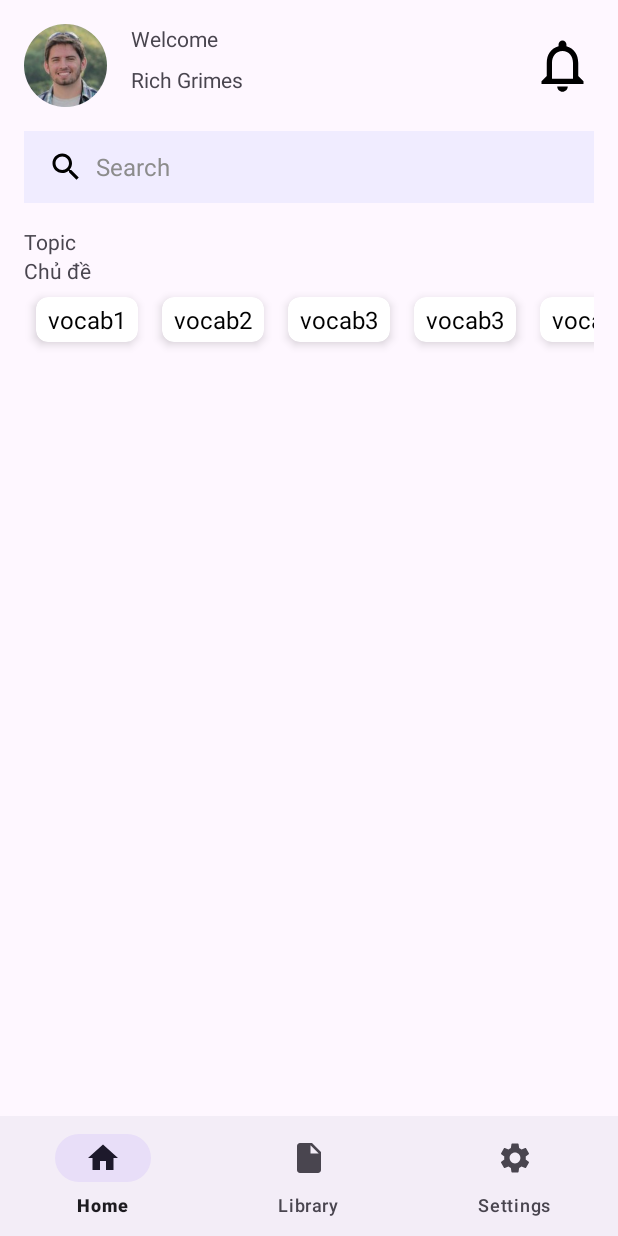
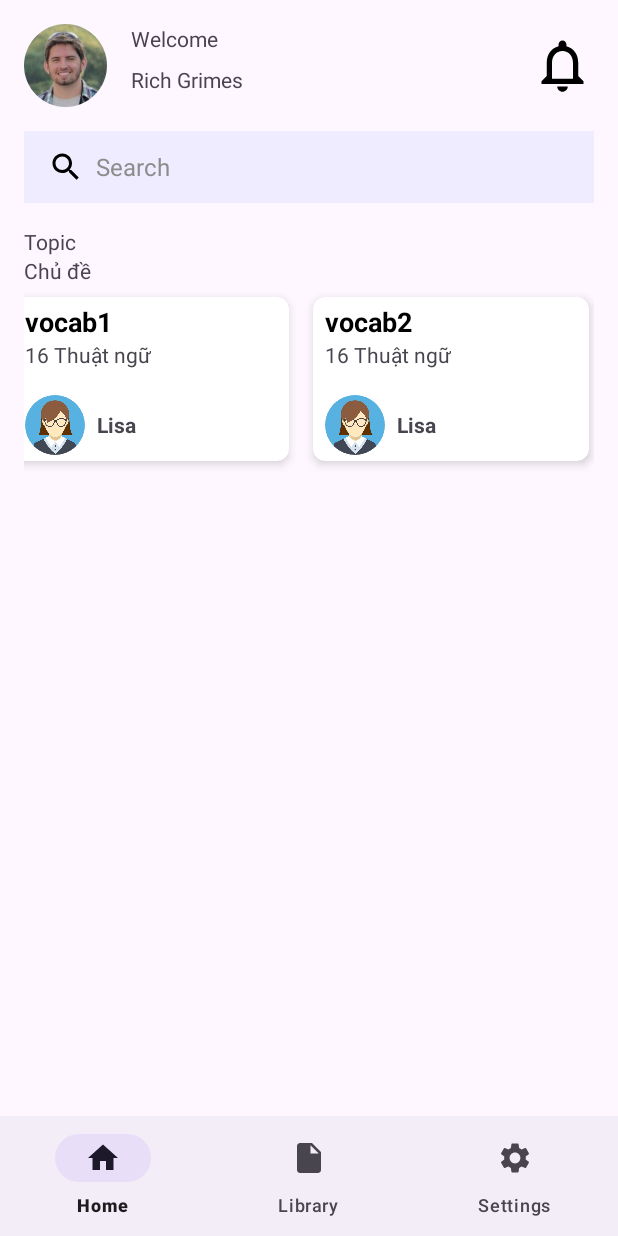
Before and after one commit to nqhop/foreign-language-learning-firebase-firestore-android, an Android app: the screen it shows after launch (MainActivity), on a phone screen of 412 x 824 dp. Run offline under Robolectric (Android 15) with nearby library versions, the phone set to English and light mode, and no system bars; our stand-ins replace CircleImageView, Firebase (no records; nobody signed in at launch, a user with empty details on screens opened directly), data binding.

Commit message:
get vocab from topic

```diff
--- a/app/build.gradle.kts
+++ b/app/build.gradle.kts
@@ -57,6 +57,7 @@
     implementation("com.google.firebase:firebase-analytics")
     implementation("com.google.firebase:firebase-database:19.2.0")
     implementation("com.google.firebase:firebase-firestore-ktx:21.6.0")
+    implementation("de.hdodenhof:circleimageview:3.1.0")
 
 
 }
--- a/app/src/main/java/com/example/quizapp/adapters/Vocab_RecyclerViewAdapter.java
+++ b/app/src/main/java/com/example/quizapp/adapters/Vocab_RecyclerViewAdapter.java
@@ -28,7 +28,7 @@
     @Override
     public Vocab_RecyclerViewAdapter.MyviewHolder onCreateViewHolder(@NonNull ViewGroup parent, int viewType) {
         LayoutInflater inflater = LayoutInflater.from(context);
-        View view = inflater.inflate(R.layout.card_view, parent, false);
+        View view = inflater.inflate(R.layout.table_view, parent, false);
         return new Vocab_RecyclerViewAdapter.MyviewHolder(view);
     }
 
@@ -44,11 +44,12 @@
     }
 
     public static class MyviewHolder extends RecyclerView.ViewHolder{
-        TextView textView;
+        TextView textView, cound;
 
         public MyviewHolder(@NonNull View itemView) {
             super(itemView);
             textView = itemView.findViewById(R.id.textView10);
+            cound = itemView.findViewById(R.id.textView13);
             itemView.setOnClickListener(v -> {
             });
         }
--- a/app/src/main/java/com/example/quizapp/fragments/HomeFragment.java
+++ b/app/src/main/java/com/example/quizapp/fragments/HomeFragment.java
@@ -37,6 +37,7 @@
 import java.util.Enumeration;
 import java.util.Hashtable;
 import java.util.List;
+import java.util.concurrent.CountDownLatch;
 
 /**
  * A simple {@link Fragment} subclass.
@@ -76,6 +77,8 @@
         return fragment;
     }
 
+    private FirebaseFirestore firestore;
+    private FirebaseFirestore db = FirebaseFirestore.getInstance();
     private
     ArrayList<Topic> topicModels = new ArrayList<>();
     ArrayList<Vocab> vocabModels = new ArrayList<>();
@@ -108,10 +111,7 @@
     @Override
     public void onViewCreated(@NonNull View view, @Nullable Bundle savedInstanceState) {
         super.onViewCreated(view, savedInstanceState);
-        if (isFragmentCreated)
-            return;
-        else {
-            isFragmentCreated = true;
+        firestore = FirebaseUtils.getFirestoreInstance();
         Log.d("Fragment", "onViewCreated");
         homeTopicRecycleView = view.findViewById(R.id.homeTopicRecycleView);
         homeVocabRecycleView = view.findViewById(R.id.homeVocabRecycleView);
@@ -125,25 +125,22 @@
         // vocab
         setUpHomeVocabModels();
 
-            fetchTopicFromFirestore();
+//        fetchTopicFromFirestore();
         fetchTopicFromFirestore2();
-            //        fetchVocabFromFirestore();
-        }
+
     }
 
     private void fetchTopicFromFirestore2(){
-        TopicRepository.getDocuments(getContext(), "forder", new TopicRepository.FirestoreCallback<List<Topic>>() {
+        TopicRepository.getTopics(getContext(), "forder", new TopicRepository.FirestoreCallback<List<Topic>>() {
             @Override
             public void onSuccess(List<Topic> result) {
                 Log.d("AsyncTask", "onSuccessL " + result.size());
-                // Handle the retrieved document snapshots
-                // You can further process the data or pass it to another component
+                setUpHomeTopicModels(result);
             }
 
             @Override
             public void onFailure(String errorMessage) {
                 Log.d("AsyncTask", errorMessage);
-                // Handle the failure case
             }
         });
     }
@@ -162,7 +159,7 @@
                             Log.d("fetchTopicFromFirestore", "id " + document.getId());
                             topics.put(document.getReference().getPath(), (String) document.getData().get(keyForder));
                         }
-                        setUpHomeTopicModels(topics);
+//                        setUpHomeTopicModels(topics);
                     }
                 }
             }
@@ -182,25 +179,37 @@
         }
     }
 
-    private void setUpHomeTopicModels(Dictionary<String, String> dictionary){
-        Enumeration<String> keys = dictionary.keys();
-        while (keys.hasMoreElements()) {
-            String key = keys.nextElement();
-            topicModels.add(new Topic(key, dictionary.get(key)));
-        }
+//    private void setUpHomeTopicModels(Dictionary<String, String> dictionary){
+    private void setUpHomeTopicModels(List<Topic> topicsopics){
 
+        topicsopics.forEach(topic -> topicModels.add(topic));
         Topic_RecyclerViewAdapter adapter = new Topic_RecyclerViewAdapter(getContext(), topicModels, this);
         homeTopicRecycleView.setAdapter(adapter);
     }
 
     @Override
     public void onItemClick(int posotion) {
+        String path = topicModels.get(posotion).getId();
         Log.d("getListVocab", "from home frament " + topicModels.get(posotion).getId());
-        setVocabList(topicModels.get(posotion).getId());
-//        topicRepository.getVocabsByTopicName(topicModels.get(posotion).getId());
+
+        vocabModels.clear();
+        firestore.collection(path + "/topic").get().addOnCompleteListener(new OnCompleteListener<QuerySnapshot>() {
+            @Override
+            public void onComplete(@NonNull Task<QuerySnapshot> task) {
+                if (task.isSuccessful()) {
+                    for (QueryDocumentSnapshot document : task.getResult()) {
+                        String vocabPath = document.getReference().getPath() + "vocab";
+                        String vocabName = document.getData().toString();
+                        Log.d("getListVocab", vocabPath);
+                        Log.d("getListVocab", vocabName);
+
+                        vocabModels.add(new Vocab((String) document.getData().get("name"), document.getReference().getPath()));
                     }
-    public void setVocabList(String path){
-        List<Vocab> vocabs = topicRepository.getListVocab(path);
-        Log.d("getListVocab", "vocabs " + vocabs.size());
+                    Vocab_RecyclerViewAdapter vocabAdapter = new Vocab_RecyclerViewAdapter(getContext(), vocabModels);
+                    homeVocabRecycleView.setAdapter(vocabAdapter);
+
                 }
             }
+        });
+    }
+}
--- a/app/src/main/java/com/example/quizapp/models/Vocab.java
+++ b/app/src/main/java/com/example/quizapp/models/Vocab.java
@@ -2,6 +2,7 @@
 
 public class Vocab {
     String name, id;
+    int count;
 
     public Vocab(String name, String id) {
         this.name = name;
--- a/app/src/main/res/layout/fragment_home.xml
+++ b/app/src/main/res/layout/fragment_home.xml
@@ -111,6 +111,8 @@
                 android:id="@+id/homeTopicRecycleView"
                 android:layout_width="match_parent"
                 android:layout_height="wrap_content"
+                android:layout_marginStart="-16dp"
+                android:layout_marginEnd="-16dp"
                 android:orientation="horizontal"
                 app:layout_constraintEnd_toEndOf="parent"
                 app:layout_constraintStart_toStartOf="parent"
@@ -129,6 +131,8 @@
                 android:id="@+id/homeVocabRecycleView"
                 android:layout_width="match_parent"
                 android:layout_height="wrap_content"
+                android:layout_marginStart="-16dp"
+                android:layout_marginEnd="-16dp"
                 android:orientation="horizontal"
                 app:layout_constraintEnd_toEndOf="parent"
                 app:layout_constraintStart_toStartOf="parent"
--- /dev/null
+++ b/app/src/main/res/layout/table_view.xml
@@ -0,0 +1,71 @@
+<?xml version="1.0" encoding="utf-8"?>
+<layout xmlns:tools="http://schemas.android.com/tools"
+    xmlns:android="http://schemas.android.com/apk/res/android"
+    xmlns:app="http://schemas.android.com/apk/res-auto">
+    <androidx.constraintlayout.widget.ConstraintLayout
+        android:layout_width="200dp"
+        android:layout_height="125dp">
+
+
+
+        <androidx.cardview.widget.CardView
+            android:layout_width="match_parent"
+            android:layout_height="match_parent"
+            app:cardCornerRadius="8dp"
+            app:cardElevation="4dp"
+            app:layout_constraintBottom_toBottomOf="parent"
+            app:layout_constraintEnd_toEndOf="parent"
+            app:layout_constraintStart_toStartOf="parent"
+            app:layout_constraintTop_toTopOf="parent"
+            android:layout_marginHorizontal="8dp"
+            android:layout_margin="8dp">
+
+            <RelativeLayout
+                android:layout_width="match_parent"
+                android:layout_height="match_parent"
+                android:paddingHorizontal="8dp">
+
+                <TextView
+                    android:id="@+id/textView10"
+                    android:layout_width="wrap_content"
+                    android:layout_height="wrap_content"
+                    android:paddingTop="4dp"
+                    android:text="Works"
+                    android:textColor="@color/black"
+                    android:textSize="18sp"
+                    android:textStyle="bold"
+                    />
+
+                <TextView
+                    android:id="@+id/textView13"
+                    android:layout_below="@id/textView10"
+                    android:layout_width="wrap_content"
+                    android:layout_height="wrap_content"
+                    android:text="16 Thuật ngữ" />
+
+                <de.hdodenhof.circleimageview.CircleImageView
+                    android:layout_width="40dp"
+                    android:layout_height="40dp"
+                    android:id="@+id/table_avatar"
+                    android:src="@drawable/icon_avatar_6"
+                    android:layout_marginBottom="4dp"
+                    android:layout_alignParentBottom="true"/>
+
+                <TextView
+                    android:id="@+id/textView14"
+                    android:layout_width="wrap_content"
+                    android:gravity="center"
+                    android:layout_height="40dp"
+                    android:textStyle="bold"
+                    android:text="Lisa"
+                    android:layout_alignParentBottom="true"
+                    android:layout_marginBottom="4dp"
+                    android:layout_marginLeft="8dp"
+                    android:layout_toRightOf="@id/table_avatar"/>
+
+
+            </RelativeLayout>
+
+        </androidx.cardview.widget.CardView>
+    </androidx.constraintlayout.widget.ConstraintLayout>
+</layout>
```
Also changed, not shown: app/src/main/java/com/example/quizapp/repositories/TopicRepository.java (+23 -13 lines), app/src/main/res/drawable/icon_avatar_6.jpg (added), app/src/main/res/drawable/img/avatar.png (added). Lines whose indentation alone changed are shown as unchanged.
